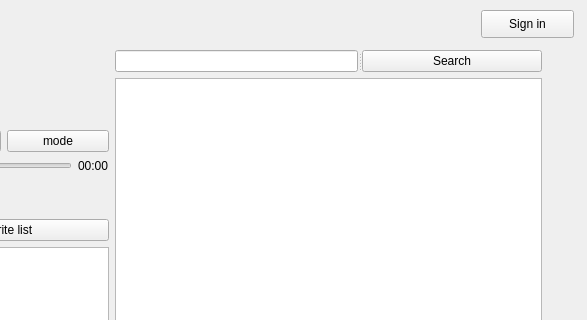
This is resources/music.ui in yeyuan01/MusicSoftware as Qt 5 draws it before an edit; both pictures show x 359 to 946 and y 0 to 320 of the 946 by 861 pixel window. The edited form follows.
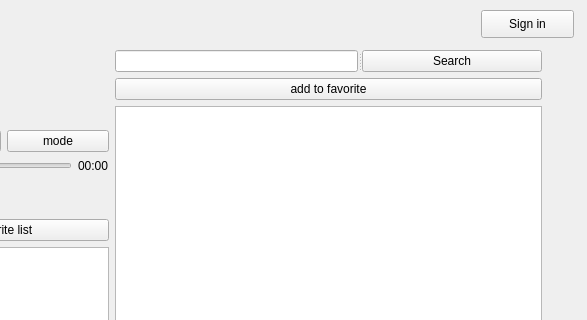
This is the edited form.

What changed in the file:
```diff
--- a/resources/music.ui
+++ b/resources/music.ui
@@ -190,6 +190,13 @@
         </widget>
        </widget>
       </item>
+      <item>
+       <widget class="QPushButton" name="add_fav_btn">
+        <property name="text">
+         <string>add to favorite</string>
+        </property>
+       </widget>
+      </item>
       <item>
        <widget class="QListWidget" name="search_list"/>
       </item>
```
